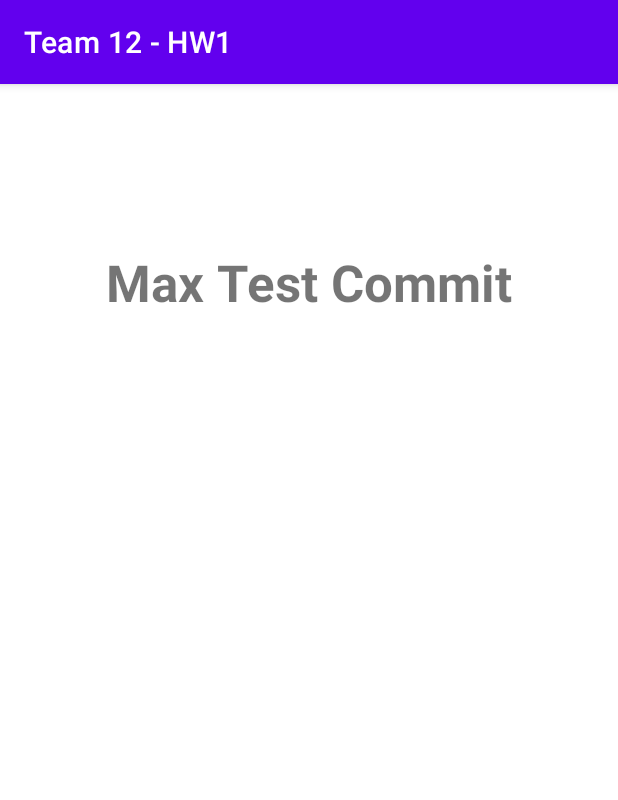
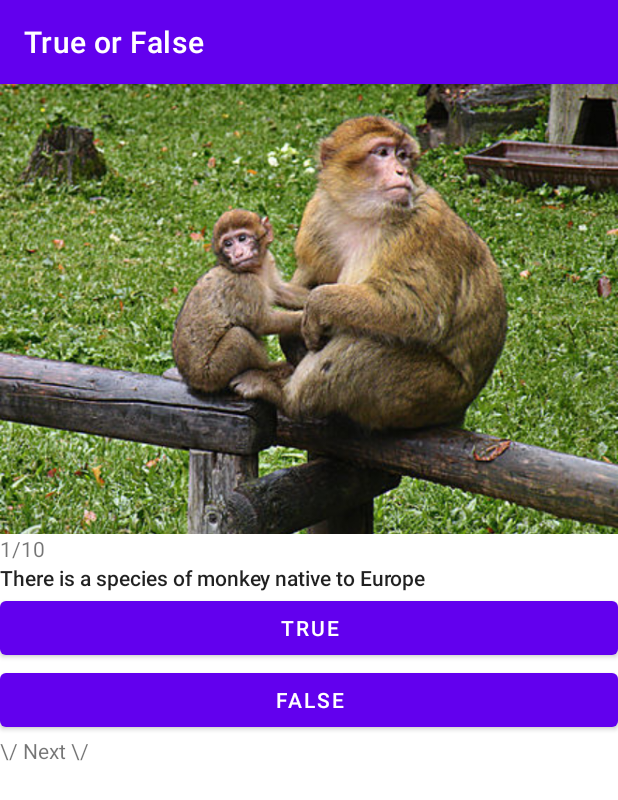
Before and after one commit to Slunchi/Team12HW1, an Android app: the screen it shows after launch (MainActivity), on a phone screen of 412 x 824 dp. Shown: the top 800 px of the screen. Run offline under Robolectric (Android 15) with nearby library versions, the phone set to English and light mode, and no system bars.

Commit message:
Added the basic recycler view and filler images and text

```diff
--- /dev/null
+++ b/app/src/main/java/adapter/ItemAdapter.kt
@@ -0,0 +1,42 @@
+package adapter
+
+import android.content.Context
+import android.view.LayoutInflater
+import android.view.View
+import android.view.ViewGroup
+import android.widget.ImageView
+import android.widget.TextView
+import androidx.recyclerview.widget.RecyclerView
+import com.example.team12_hw1.R
+import model.Animal
+
+class ItemAdapter(
+    private val context: Context,
+    private val dataset: List<Animal>
+) : RecyclerView.Adapter<ItemAdapter.ItemViewHolder>() {
+
+    //gets the text view and image view rescource
+    class ItemViewHolder(private val view: View): RecyclerView.ViewHolder(view) {
+        val qNumber: TextView = view.findViewById(R.id.q_number)
+        val textView: TextView = view.findViewById(R.id.item_title)
+        val imageView: ImageView = view.findViewById(R.id.item_image)
+    }
+
+    override fun onCreateViewHolder(parent: ViewGroup, viewType: Int): ItemViewHolder {
+        // create a new view
+        val adapterLayout = LayoutInflater.from(parent.context)
+            .inflate(R.layout.list_item, parent, false)
+
+        return ItemViewHolder(adapterLayout)
+    }
+
+    //sets the image and strings to their holders
+    override fun onBindViewHolder(holder: ItemViewHolder, position: Int) {
+        val item = dataset[position]
+        holder.qNumber.text = context.resources.getString(item.qNumber)
+        holder.textView.text = context.resources.getString(item.stringResourceId)
+        holder.imageView.setImageResource(item.imageResourceId)
+    }
+
+    override fun getItemCount() = dataset.size
+}
--- a/app/src/main/java/com/example/team12_hw1/MainActivity.kt
+++ b/app/src/main/java/com/example/team12_hw1/MainActivity.kt
@@ -1,11 +1,18 @@
 package com.example.team12_hw1
 
+import adapter.ItemAdapter
 import androidx.appcompat.app.AppCompatActivity
 import android.os.Bundle
+import androidx.recyclerview.widget.RecyclerView
+import data.Datasource
 
 class MainActivity : AppCompatActivity() {
     override fun onCreate(savedInstanceState: Bundle?) {
         super.onCreate(savedInstanceState)
         setContentView(R.layout.activity_main)
+        val myDataset = Datasource().loadFacts()
+        val recyclerView = findViewById<RecyclerView>(R.id.recycler_view)
+        recyclerView.adapter = ItemAdapter(this, myDataset)
+        recyclerView.setHasFixedSize(true)
     }
 }
--- /dev/null
+++ b/app/src/main/java/data/Datasource.kt
@@ -0,0 +1,21 @@
+package data
+
+import com.example.team12_hw1.R
+import model.Animal
+
+class Datasource {
+    fun loadFacts() : List<Animal>{
+        return listOf<Animal>(
+            Animal(R.string.q1, R.string.animal1, R.drawable.monkey),
+            Animal(R.string.q2, R.string.animal2, R.drawable.monkey),
+            Animal(R.string.q3, R.string.animal3, R.drawable.monkey),
+            Animal(R.string.q4, R.string.animal4, R.drawable.monkey),
+            Animal(R.string.q5, R.string.animal5, R.drawable.monkey),
+            Animal(R.string.q6, R.string.animal6, R.drawable.monkey),
+            Animal(R.string.q7, R.string.animal7, R.drawable.monkey),
+            Animal(R.string.q8, R.string.animal8, R.drawable.monkey),
+            Animal(R.string.q9, R.string.animal9, R.drawable.monkey),
+            Animal(R.string.q10, R.string.animal10, R.drawable.monkey)
+        )
+    }
+}
--- /dev/null
+++ b/app/src/main/java/model/Animal.kt
@@ -0,0 +1,7 @@
+package model
+
+import androidx.annotation.DrawableRes
+import androidx.annotation.StringRes
+
+class Animal(@StringRes val qNumber: Int, @StringRes val stringResourceId: Int, @DrawableRes val imageResourceId: Int) {
+}
--- a/app/src/main/res/layout/activity_main.xml
+++ b/app/src/main/res/layout/activity_main.xml
@@ -1,34 +1,17 @@
 <?xml version="1.0" encoding="utf-8"?>
-<androidx.constraintlayout.widget.ConstraintLayout xmlns:android="http://schemas.android.com/apk/res/android"
+<FrameLayout xmlns:android="http://schemas.android.com/apk/res/android"
     xmlns:app="http://schemas.android.com/apk/res-auto"
     xmlns:tools="http://schemas.android.com/tools"
     android:layout_width="match_parent"
     android:layout_height="match_parent"
     tools:context=".MainActivity">
 
-    <TextView
-        android:id="@+id/textView"
-        android:layout_width="wrap_content"
-        android:layout_height="wrap_content"
-        android:layout_marginBottom="120dp"
-        android:text="Max Test Commit"
-        android:textSize="34sp"
-        android:textStyle="bold"
-        app:layout_constraintBottom_toTopOf="@+id/imageView"
-        app:layout_constraintLeft_toLeftOf="parent"
-        app:layout_constraintRight_toRightOf="parent"
-        app:layout_constraintTop_toTopOf="parent" />
+    <androidx.recyclerview.widget.RecyclerView
+        app:layoutManager="LinearLayoutManager"
+        android:scrollbars="vertical"
+        android:id="@+id/recycler_view"
+        android:layout_width="match_parent"
+        android:layout_height="match_parent" />
 
-    <ImageView
-        android:id="@+id/imageView"
-        android:layout_width="wrap_content"
-        android:layout_height="wrap_content"
-        android:layout_marginStart="141dp"
-        android:layout_marginEnd="142dp"
-        app:layout_constraintBottom_toBottomOf="parent"
-        app:layout_constraintEnd_toEndOf="parent"
-        app:layout_constraintStart_toStartOf="parent"
-        app:layout_constraintTop_toTopOf="parent"
-        tools:srcCompat="@tools:sample/avatars" />
 
-</androidx.constraintlayout.widget.ConstraintLayout>
+</FrameLayout>
--- /dev/null
+++ b/app/src/main/res/layout/list_item.xml
@@ -0,0 +1,45 @@
+<?xml version="1.0" encoding="utf-8"?>
+<LinearLayout xmlns:android="http://schemas.android.com/apk/res/android"
+    android:layout_width="match_parent"
+    android:layout_height="match_parent"
+    android:orientation="vertical">
+
+    <ImageView
+        android:id="@+id/item_image"
+        android:layout_width="match_parent"
+        android:layout_height="300dp"
+        android:importantForAccessibility="no"
+        android:scaleType="centerCrop" />
+
+    <TextView
+        android:id="@+id/q_number"
+        android:layout_width="match_parent"
+        android:layout_height="wrap_content" />
+
+    <TextView
+        android:id="@+id/item_title"
+        android:layout_width="wrap_content"
+        android:layout_height="wrap_content"
+        android:textAppearance="@style/TextAppearance.AppCompat.Body2" />
+
+    <Button
+        android:id="@+id/button"
+        android:layout_width="match_parent"
+        android:layout_height="wrap_content"
+        android:text="True" />
+
+    <Button
+        android:id="@+id/button2"
+        android:layout_width="match_parent"
+        android:layout_height="wrap_content"
+        android:text="False" />
+
+    <TextView
+        android:id="@+id/textView2"
+        android:layout_width="match_parent"
+        android:layout_height="wrap_content"
+        android:layout_gravity="center"
+        android:text="\\/ Next \\/" />
+
+
+</LinearLayout>
--- a/app/src/main/res/values/strings.xml
+++ b/app/src/main/res/values/strings.xml
@@ -1,3 +1,23 @@
 <resources>
-    <string name="app_name">Team 12 - HW1</string>
+    <string name="app_name">True or False</string>\
+    <string name="q1">1/10</string>
+    <string name="animal1">There is a species of monkey native to Europe</string>
+    <string name="q2">2/10</string>
+    <string name="animal2">Lorem ipsum dolor sit amet, consectetur adipiscing elit</string>
+    <string name="q3">3/10</string>
+    <string name="animal3">Lorem ipsum dolor sit amet, consectetur adipiscing elit</string>
+    <string name="q4">4/10</string>
+    <string name="animal4">Lorem ipsum dolor sit amet, consectetur adipiscing elit</string>
+    <string name="q5">5/10</string>
+    <string name="animal5">Lorem ipsum dolor sit amet, consectetur adipiscing elit</string>
+    <string name="q6">6/10</string>
+    <string name="animal6">Lorem ipsum dolor sit amet, consectetur adipiscing elit</string>
+    <string name="q7">7/10</string>
+    <string name="animal7">Lorem ipsum dolor sit amet, consectetur adipiscing elit</string>
+    <string name="q8">8/10</string>
+    <string name="animal8">Lorem ipsum dolor sit amet, consectetur adipiscing elit</string>
+    <string name="q9">9/10</string>
+    <string name="animal9">Lorem ipsum dolor sit amet, consectetur adipiscing elit</string>
+    <string name="q10">10/10</string>
+    <string name="animal10">Lorem ipsum dolor sit amet, consectetur adipiscing elit</string>
 </resources>
```
Also changed, not shown: app/src/main/res/drawable/monkey.jpg (added).
